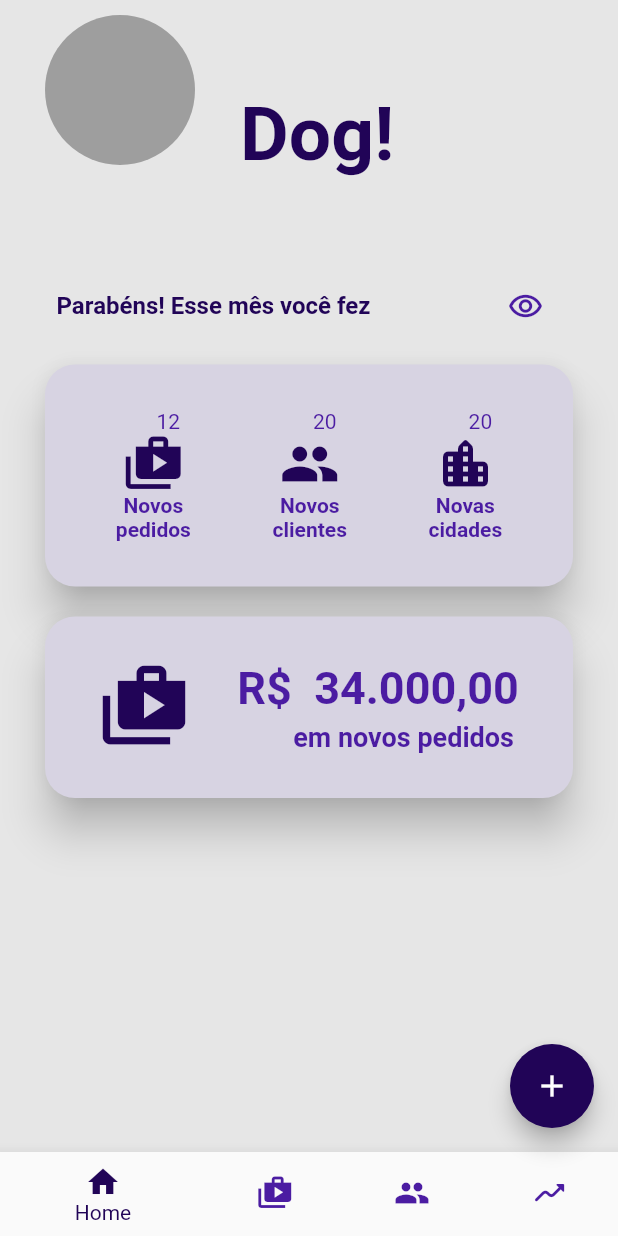
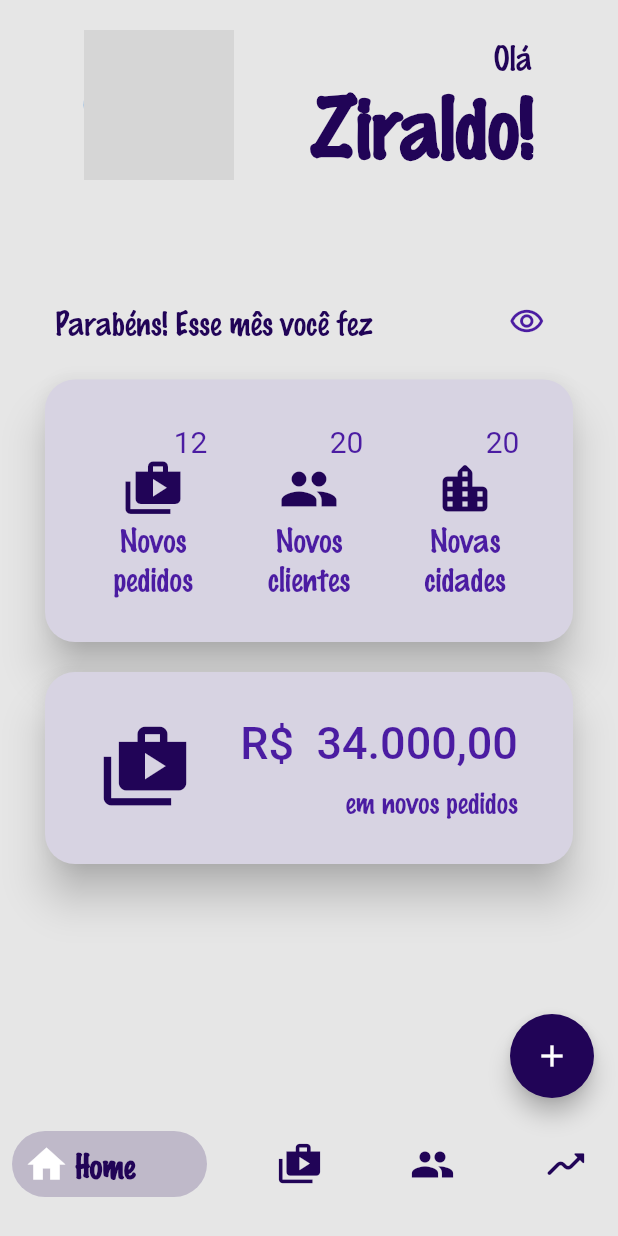
Before and after one commit to Brennez/Desafio-do-Layout, a Flutter app: the screen it shows after launch, on a phone screen of 412 x 824 dp. Run offline on Flutter 3.47's test engine with Material 2 defaults, Android fonts, the phone set to English and light mode, and no system bars; drawn by our look-alikes of bottom_navy_bar; our stand-ins replace google_fonts; grey boxes are pictures that could not be loaded.

Commit message:
Adicionando a nova bottom navigation bar

```diff
--- a/lib/main.dart
+++ b/lib/main.dart
@@ -1,6 +1,8 @@
 // ignore_for_file: prefer_const_constructors
 
+import 'package:bottom_navy_bar/bottom_navy_bar.dart';
 import 'package:flutter/material.dart';
+import 'package:google_fonts/google_fonts.dart';
 
 void main() {
   runApp(const MyApp());
@@ -43,26 +45,40 @@ class _HomePageState extends State<HomePage> {
       body: Column(
         mainAxisAlignment: MainAxisAlignment.start,
         children: [
-          Row(
-            mainAxisAlignment: MainAxisAlignment.start,
+          Container(
+            margin: const EdgeInsets.fromLTRB(30, 20, 30, 70),
+            child: Row(
+              mainAxisAlignment: MainAxisAlignment.spaceAround,
+              children: [
+                CircleAvatar(
+                  radius: 50,
+                  backgroundImage: AssetImage("assets/doguinho.jpg"),
+                ),
+                Column(
                   children: [
                     Container(
-                margin: const EdgeInsets.fromLTRB(30, 10, 30, 70),
-                width: 100,
-                height: 100,
-                decoration: const BoxDecoration(
-                  shape: BoxShape.circle,
-                  color: Colors.grey,
+                      margin: EdgeInsets.only(left: 120),
+                      child: Text(
+                        "Olá",
+                        style: TextStyle(
+                            fontFamily: 'marker',
+                            color: Color(primaryColor),
+                            fontWeight: FontWeight.w400,
+                            fontSize: 20),
                       ),
                     ),
-              const Text(
-                "Dog!",
+                    Text(
+                      "Ziraldo!",
                       style: TextStyle(
+                          fontFamily: 'marker',
                           color: Color(primaryColor),
                           fontWeight: FontWeight.w700,
                           fontSize: 50),
+                    ),
+                  ],
                 )
               ],
+            ),
           ),
           Row(
             mainAxisAlignment: MainAxisAlignment.spaceAround,
@@ -70,9 +86,10 @@ class _HomePageState extends State<HomePage> {
               Text(
                 "Parabéns! Esse mês você fez ",
                 style: TextStyle(
+                    fontFamily: 'marker',
                     color: Color(primaryColor),
                     fontWeight: FontWeight.w600,
-                    fontSize: 16),
+                    fontSize: 20),
               ),
               IconButton(
                 onPressed: () {},
@@ -99,13 +116,12 @@ class _HomePageState extends State<HomePage> {
                     mainAxisAlignment: MainAxisAlignment.center,
                     children: [
                       Container(
-                        margin: const EdgeInsets.only(left: 20),
+                        margin: const EdgeInsets.only(left: 50),
                         child: Text(
                           "12",
-                          style: TextStyle(
-                            color: Color(
-                              contentColor,
-                            ),
+                          style: GoogleFonts.concertOne(
+                            color: Color(contentColor),
+                            fontSize: 20,
                           ),
                         ),
                       ),
@@ -118,8 +134,10 @@ class _HomePageState extends State<HomePage> {
                         "Novos\npedidos",
                         textAlign: TextAlign.center,
                         style: TextStyle(
+                            fontFamily: "marker",
                             color: Color(contentColor),
-                            fontWeight: FontWeight.w600),
+                            fontWeight: FontWeight.w600,
+                            fontSize: 20),
                       ),
                     ],
                   ),
@@ -127,11 +145,12 @@ class _HomePageState extends State<HomePage> {
                     mainAxisAlignment: MainAxisAlignment.center,
                     children: [
                       Container(
-                        margin: const EdgeInsets.only(left: 20),
+                        margin: const EdgeInsets.only(left: 50),
                         child: Text(
                           "20",
-                          style: TextStyle(
+                          style: GoogleFonts.concertOne(
                             color: Color(contentColor),
+                            fontSize: 20,
                           ),
                         ),
                       ),
@@ -144,8 +163,10 @@ class _HomePageState extends State<HomePage> {
                         "Novos\nclientes",
                         textAlign: TextAlign.center,
                         style: TextStyle(
+                          fontFamily: "marker",
                           color: Color(contentColor),
                           fontWeight: FontWeight.w600,
+                          fontSize: 20,
                         ),
                       ),
                     ],
@@ -154,11 +175,12 @@ class _HomePageState extends State<HomePage> {
                     mainAxisAlignment: MainAxisAlignment.center,
                     children: [
                       Container(
-                        margin: const EdgeInsets.only(left: 20),
+                        margin: const EdgeInsets.only(left: 50),
                         child: Text(
                           "20",
-                          style: TextStyle(
+                          style: GoogleFonts.concertOne(
                             color: Color(contentColor),
+                            fontSize: 20,
                           ),
                         ),
                       ),
@@ -171,8 +193,11 @@ class _HomePageState extends State<HomePage> {
                         "Novas\ncidades",
                         textAlign: TextAlign.center,
                         style: TextStyle(
+                          fontFamily: "marker",
                           color: Color(contentColor),
-                            fontWeight: FontWeight.w600),
+                          fontWeight: FontWeight.w600,
+                          fontSize: 20,
+                        ),
                       ),
                     ],
                   ),
@@ -181,7 +206,7 @@ class _HomePageState extends State<HomePage> {
             ),
           ),
           Card(
-            margin: EdgeInsets.fromLTRB(30, 20, 30, 0),
+            margin: EdgeInsets.fromLTRB(30, 20, 30, 1),
             color: Color(cardColor),
             elevation: 12,
             shape: RoundedRectangleBorder(
@@ -201,19 +226,20 @@ class _HomePageState extends State<HomePage> {
                     children: [
                       Text(
                         "R\$  34.000,00",
-                        style: TextStyle(
+                        style: GoogleFonts.concertOne(
                           color: Color(contentColor),
-                          fontWeight: FontWeight.w600,
+                          fontWeight: FontWeight.w500,
                           fontSize: 30,
                         ),
                       ),
                       Container(
-                        margin: EdgeInsets.only(left: 34, top: 5),
+                        margin: EdgeInsets.only(left: 70, top: 10),
                         child: Text(
                           "em novos pedidos",
                           style: TextStyle(
+                            fontFamily: "marker",
                             color: Color(contentColor),
-                            fontWeight: FontWeight.w700,
+                            fontWeight: FontWeight.w600,
                             fontSize: 18,
                           ),
                         ),
@@ -223,34 +249,54 @@ class _HomePageState extends State<HomePage> {
                 ],
               ),
             ),
+          ),
+        ],
+      ),
+      bottomNavigationBar: Container(
+        margin: EdgeInsets.only(bottom: 20),
+        child: BottomNavyBar(
+          onItemSelected: (index) => setState(() {}),
+          backgroundColor: Color(backgroundColor),
+          showElevation: false,
+          iconSize: 30,
+          items: [
+            BottomNavyBarItem(
+              activeColor: Color(primaryColor),
+              icon: Icon(
+                Icons.home,
+                color: Colors.white,
+              ),
+              title: Text(
+                "Home",
+                style: TextStyle(fontFamily: "marker", fontSize: 20),
+              ),
+            ),
+            BottomNavyBarItem(
+              activeColor: Color(primaryColor),
+              icon: Icon(Icons.shop_2),
+              title: Text(
+                "Loja",
+                style: TextStyle(fontFamily: "marker", fontSize: 20),
+              ),
+            ),
+            BottomNavyBarItem(
+              activeColor: Color(primaryColor),
+              icon: Icon(Icons.people),
+              title: Text(
+                "Loja",
+                style: TextStyle(fontFamily: "marker", fontSize: 20),
+              ),
+            ),
+            BottomNavyBarItem(
+              activeColor: Color(primaryColor),
+              icon: Icon(Icons.moving_rounded),
+              title: Text(
+                "Loja",
+                style: TextStyle(fontFamily: "marker", fontSize: 20),
+              ),
             )
           ],
         ),
-      bottomNavigationBar: BottomNavigationBar(
-        selectedItemColor: Color(primaryColor),
-        unselectedItemColor: Color(contentColor),
-        items: const [
-          BottomNavigationBarItem(
-            label: "Home",
-            icon: Icon(Icons.home),
-          ),
-          BottomNavigationBarItem(
-            label: "Loja",
-            icon: Icon(
-              Icons.shop_2,
-            ),
-          ),
-          BottomNavigationBarItem(
-            label: "Clientes",
-            icon: Icon(Icons.people),
-          ),
-          BottomNavigationBarItem(
-            label: "Resultados",
-            icon: Icon(
-              Icons.moving_rounded,
-            ),
-          )
-        ],
       ),
       floatingActionButton: FloatingActionButton(
         onPressed: () {},
```
Also changed, not shown: pubspec.yaml (+8 -4 lines), assets/fonts/marker-felt.ttf (added), assets/images/cat.png (renamed from assets/cat.png), assets/images/doguinho.jpg (renamed from assets/doguinho.jpg), pubspec.lock. Lines whose indentation alone changed are shown as unchanged.
